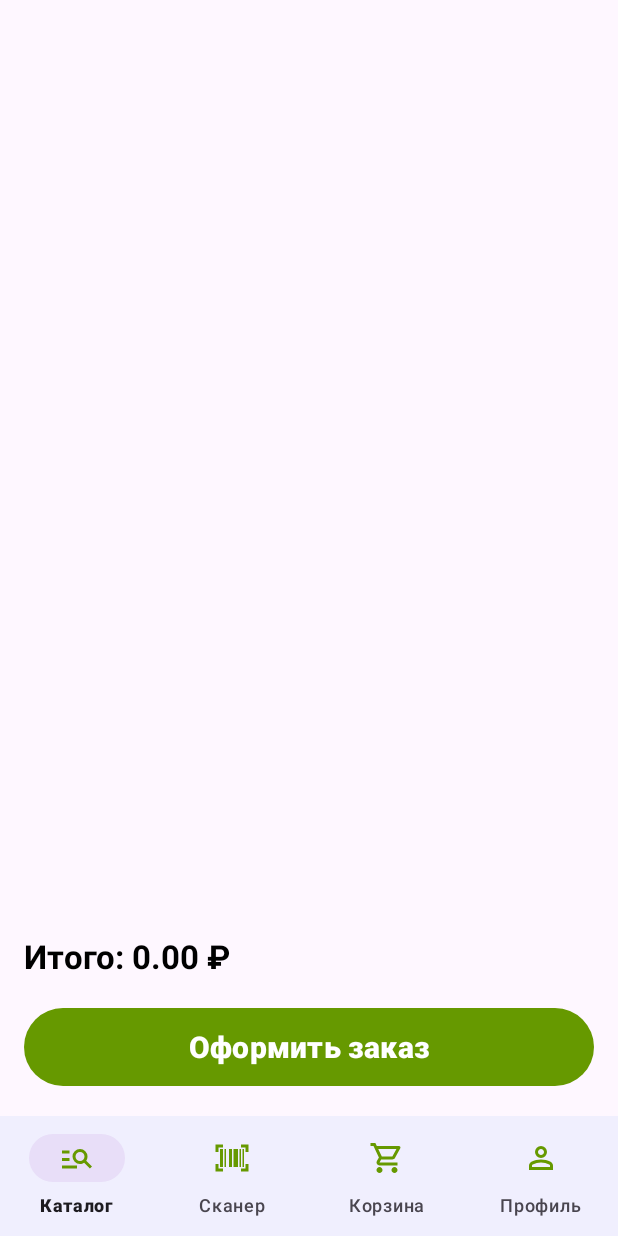
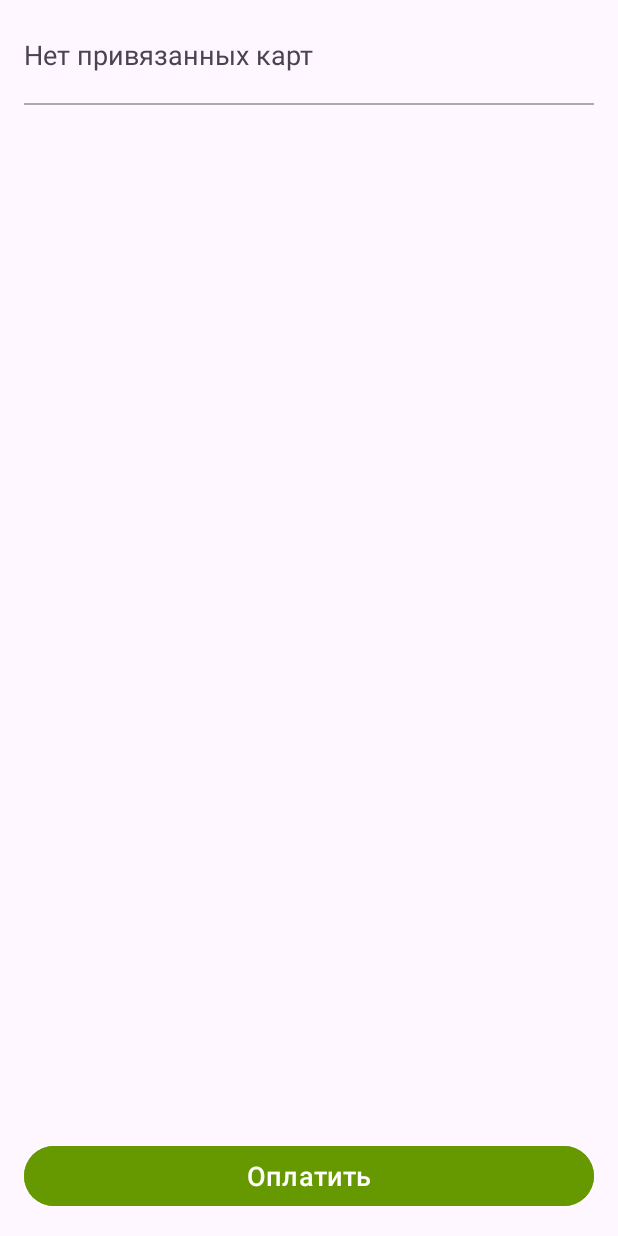
Before and after one commit to Ally-al/AutoKiosk, an Android app: the CartFragment screen opened through its navigation route, after a tap on "Оформить заказ", on a phone screen of 412 x 824 dp. Run offline under Robolectric (Android 15) with nearby library versions, the phone set to English and light mode, and no system bars; our stand-ins replace Dagger/Hilt's generated code, Firebase (no records; nobody signed in at launch, a user with empty details on screens opened directly), Room's generated code, navigation-ui.

Commit message:
Implemented payment simulation

```diff
--- a/app/src/main/java/com/example/autokiosk/presentation/barcode/view/BarcodeScannerFragment.kt
+++ b/app/src/main/java/com/example/autokiosk/presentation/barcode/view/BarcodeScannerFragment.kt
@@ -16,6 +16,7 @@ import androidx.camera.core.Preview
 import androidx.camera.lifecycle.ProcessCameraProvider
 import androidx.core.content.ContextCompat
 import androidx.fragment.app.Fragment
+import androidx.fragment.app.activityViewModels
 import androidx.fragment.app.viewModels
 import androidx.lifecycle.lifecycleScope
 import com.example.autokiosk.R
@@ -37,7 +38,7 @@ import java.util.concurrent.Executors
 class BarcodeScannerFragment : Fragment(R.layout.fragment_barcode_scanner) {
 
     private val viewModel: BarcodeScannerViewModel by viewModels()
-    private val cartViewModel: CartViewModel by viewModels()
+    private val cartViewModel: CartViewModel by activityViewModels()
     private lateinit var binding: FragmentBarcodeScannerBinding
     private lateinit var cameraExecutor: ExecutorService
     private var isScanning = false
--- a/app/src/main/java/com/example/autokiosk/presentation/card/view/CardBindingFragment.kt
+++ b/app/src/main/java/com/example/autokiosk/presentation/card/view/CardBindingFragment.kt
@@ -12,7 +12,7 @@ import com.example.autokiosk.presentation.card.viewmodel.CardViewModel
 import dagger.hilt.android.AndroidEntryPoint
 
 @AndroidEntryPoint
-class CardBindingFragment : Fragment(R.layout.fragment_card_binding) {
+    class CardBindingFragment : Fragment(R.layout.fragment_card_binding) {
 
     private lateinit var binding: FragmentCardBindingBinding
     private val viewModel: CardViewModel by activityViewModels()
--- a/app/src/main/java/com/example/autokiosk/presentation/card/view/CardListFragment.kt
+++ b/app/src/main/java/com/example/autokiosk/presentation/card/view/CardListFragment.kt
@@ -3,8 +3,8 @@ package com.example.autokiosk.presentation.card.view
 import android.os.Bundle
 import android.view.View
 import androidx.fragment.app.Fragment
-import androidx.fragment.app.viewModels
 import androidx.appcompat.app.AlertDialog
+import androidx.fragment.app.activityViewModels
 import androidx.lifecycle.lifecycleScope
 import androidx.recyclerview.widget.LinearLayoutManager
 import androidx.navigation.fragment.findNavController
@@ -19,7 +19,7 @@ import kotlinx.coroutines.launch
 class CardListFragment : Fragment(R.layout.fragment_card_list) {
 
     private lateinit var binding: FragmentCardListBinding
-    private val viewModel: CardViewModel by viewModels()
+    private val viewModel: CardViewModel by activityViewModels()
 
     override fun onViewCreated(view: View, savedInstanceState: Bundle?) {
         super.onViewCreated(view, savedInstanceState)
--- a/app/src/main/java/com/example/autokiosk/presentation/cart/view/CartFragment.kt
+++ b/app/src/main/java/com/example/autokiosk/presentation/cart/view/CartFragment.kt
@@ -3,7 +3,7 @@ package com.example.autokiosk.presentation.cart.view
 import android.os.Bundle
 import android.view.View
 import androidx.fragment.app.Fragment
-import androidx.fragment.app.viewModels
+import androidx.fragment.app.activityViewModels
 import androidx.lifecycle.lifecycleScope
 import androidx.navigation.fragment.findNavController
 import androidx.recyclerview.widget.LinearLayoutManager
@@ -18,7 +18,7 @@ import kotlinx.coroutines.flow.onEach
 class CartFragment : Fragment(R.layout.fragment_cart) {
 
     private lateinit var cartAdapter: CartAdapter
-    private val cartViewModel: CartViewModel by viewModels()
+    private val cartViewModel: CartViewModel by activityViewModels()
 
     private lateinit var binding: FragmentCartBinding
 
@@ -50,8 +50,6 @@ class CartFragment : Fragment(R.layout.fragment_cart) {
         }.launchIn(viewLifecycleOwner.lifecycleScope)
 
         binding.btnOrder.setOnClickListener {
-            // cartViewModel.clearCart()
-            // TODO: обработка нажатия на "оформить заказ"
             findNavController().navigate(R.id.action_cart_to_payment)
         }
     }
--- a/app/src/main/java/com/example/autokiosk/presentation/cart/viewmodel/CartViewModel.kt
+++ b/app/src/main/java/com/example/autokiosk/presentation/cart/viewmodel/CartViewModel.kt
@@ -44,7 +44,7 @@ class CartViewModel @Inject constructor(
         }
     }
 
-    fun clearCart() { // не используется
+    fun clearCart() {
         viewModelScope.launch {
             cartUseCases.clearCart.execute()
         }
--- a/app/src/main/java/com/example/autokiosk/presentation/catalog/view/CatalogFragment.kt
+++ b/app/src/main/java/com/example/autokiosk/presentation/catalog/view/CatalogFragment.kt
@@ -10,6 +10,7 @@ import android.widget.EditText
 import android.widget.ListView
 import androidx.core.content.ContextCompat
 import androidx.fragment.app.Fragment
+import androidx.fragment.app.activityViewModels
 import androidx.fragment.app.viewModels
 import androidx.lifecycle.lifecycleScope
 import androidx.navigation.fragment.findNavController
@@ -24,7 +25,7 @@ import kotlinx.coroutines.launch
 class CatalogFragment : Fragment(R.layout.fragment_catalog) {
 
     private val viewModel: CatalogViewModel by viewModels()
-    private val cartViewModel: CartViewModel by viewModels()
+    private val cartViewModel: CartViewModel by activityViewModels()
     private lateinit var binding: FragmentCatalogBinding
 
     override fun onViewCreated(view: View, savedInstanceState: Bundle?) {
--- /dev/null
+++ b/app/src/main/java/com/example/autokiosk/presentation/payment/view/PaymentFragment.kt
@@ -0,0 +1,106 @@
+package com.example.autokiosk.presentation.payment.view
+
+import android.app.AlertDialog
+import android.os.Bundle
+import android.view.View
+import android.widget.Toast
+import androidx.fragment.app.Fragment
+import androidx.fragment.app.activityViewModels
+import androidx.fragment.app.viewModels
+import androidx.lifecycle.lifecycleScope
+import androidx.navigation.fragment.findNavController
+import com.example.autokiosk.R
+import com.example.autokiosk.databinding.FragmentPaymentBinding
+import com.example.autokiosk.domain.models.Card
+import com.example.autokiosk.presentation.card.viewmodel.CardViewModel
+import com.example.autokiosk.presentation.cart.viewmodel.CartViewModel
+import com.example.autokiosk.presentation.payment.viewmodel.PaymentViewModel
+import dagger.hilt.android.AndroidEntryPoint
+import kotlinx.coroutines.launch
+
+@AndroidEntryPoint
+class PaymentFragment : Fragment(R.layout.fragment_payment) {
+
+    private lateinit var binding: FragmentPaymentBinding
+    private val paymentViewModel: PaymentViewModel by viewModels()
+    private val cardViewModel: CardViewModel by activityViewModels()
+    private val cartViewModel: CartViewModel by activityViewModels()
+
+    override fun onViewCreated(view: View, savedInstanceState: Bundle?) {
+        super.onViewCreated(view, savedInstanceState)
+        binding = FragmentPaymentBinding.bind(view)
+
+        viewLifecycleOwner.lifecycleScope.launch {
+            cardViewModel.cards.collect { cards ->
+                if (cards.isNotEmpty()) {
+                    if (paymentViewModel.selectedCard.value == null) {
+                        paymentViewModel.selectCard(cards.last())
+                    }
+                    binding.btnSelectCard.visibility = View.VISIBLE
+                } else {
+                    binding.selectedCard.text = "Нет привязанных карт"
+                    binding.btnSelectCard.visibility = View.GONE
+                }
+            }
+        }
+
+        viewLifecycleOwner.lifecycleScope.launch {
+            paymentViewModel.selectedCard.collect { selectedCard ->
+                selectedCard?.let {
+                    binding.selectedCard.text = "Выбрана карта: **** ${it.lastFourDigits}"
+                }
+            }
+        }
+
+        viewLifecycleOwner.lifecycleScope.launch {
+            paymentViewModel.paymentStatus.collect { status ->
+                binding.paymentStatus.text = status
+                binding.paymentStatus.visibility = if (status.isNotEmpty()) View.VISIBLE else View.GONE
+
+                binding.btnRetry.visibility = if (status == "Ошибка оплаты") View.VISIBLE else View.GONE
+                binding.btnPay.visibility = if (status != "Ошибка оплаты" && status != "Оплата прошла успешно!") View.VISIBLE else View.GONE
+                binding.btnReturnToCatalog.visibility = if (status == "Оплата прошла успешно!") View.VISIBLE else View.GONE
+
+                if (status == "Оплата прошла успешно!") {
+                    cartViewModel.clearCart()
+                }
+            }
+        }
+
+        binding.btnReturnToCatalog.setOnClickListener {
+            findNavController().navigate(R.id.action_payment_to_catalog)
+        }
+
+        binding.btnSelectCard.setOnClickListener {
+            cardViewModel.cards.value.let { cards ->
+                if (cards.isNotEmpty()) {
+                    showCardSelectionDialog(cards)
+                }
+            }
+        }
+
+        binding.btnPay.setOnClickListener {
+            if (paymentViewModel.selectedCard.value == null) {
+                Toast.makeText(requireContext(), "Сначала выберите карту!", Toast.LENGTH_SHORT).show()
+                return@setOnClickListener
+            }
+            paymentViewModel.processPayment()
+        }
+
+        binding.btnRetry.setOnClickListener {
+            paymentViewModel.processPayment()
+        }
+    }
+
+    private fun showCardSelectionDialog(cards: List<Card>) {
+        val cardNumbers = cards.map { "**** ${it.lastFourDigits}" }.toTypedArray()
+
+        AlertDialog.Builder(requireContext())
+            .setTitle("Выберите карту")
+            .setItems(cardNumbers) { _, which ->
+                paymentViewModel.selectCard(cards[which])
+            }
+            .setNegativeButton("Отмена", null)
+            .show()
+    }
+}
--- /dev/null
+++ b/app/src/main/java/com/example/autokiosk/presentation/payment/viewmodel/PaymentViewModel.kt
@@ -0,0 +1,36 @@
+package com.example.autokiosk.presentation.payment.viewmodel
+
+import androidx.lifecycle.ViewModel
+import androidx.lifecycle.viewModelScope
+import com.example.autokiosk.domain.models.Card
+import dagger.hilt.android.lifecycle.HiltViewModel
+import kotlinx.coroutines.delay
+import kotlinx.coroutines.flow.MutableStateFlow
+import kotlinx.coroutines.flow.StateFlow
+import kotlinx.coroutines.flow.asStateFlow
+import kotlinx.coroutines.launch
+import javax.inject.Inject
+
+@HiltViewModel
+class PaymentViewModel @Inject constructor() : ViewModel() {
+
+    private val _selectedCard = MutableStateFlow<Card?>(null)
+    val selectedCard: StateFlow<Card?> = _selectedCard.asStateFlow()
+
+    private val _paymentStatus = MutableStateFlow<String>("")
+    val paymentStatus: StateFlow<String> = _paymentStatus.asStateFlow()
+
+    fun selectCard(card: Card) {
+        _selectedCard.value = card
+    }
+
+    fun processPayment() {
+        _paymentStatus.value = "Оплата в процессе..."
+
+        viewModelScope.launch {
+            delay(3000) // Имитация запроса
+            val success = (0..1).random() == 1
+            _paymentStatus.value = if (success) "Оплата прошла успешно!" else "Ошибка оплаты"
+        }
+    }
+}
--- a/app/src/main/java/com/example/autokiosk/presentation/product/view/ProductFragment.kt
+++ b/app/src/main/java/com/example/autokiosk/presentation/product/view/ProductFragment.kt
@@ -4,6 +4,7 @@ import android.os.Bundle
 import android.view.View
 import androidx.constraintlayout.widget.ConstraintLayout
 import androidx.fragment.app.Fragment
+import androidx.fragment.app.activityViewModels
 import androidx.fragment.app.viewModels
 import androidx.lifecycle.Lifecycle
 import androidx.lifecycle.lifecycleScope
@@ -20,7 +21,7 @@ import kotlinx.coroutines.launch
 @AndroidEntryPoint
 class ProductFragment : Fragment(R.layout.fragment_product_details) {
     private val viewModel: ProductViewModel by viewModels()
-    private val cartViewModel: CartViewModel by viewModels()
+    private val cartViewModel: CartViewModel by activityViewModels()
     private lateinit var binding: FragmentProductDetailsBinding
 
     private val args: ProductFragmentArgs by navArgs()
--- a/app/src/main/res/layout/fragment_payment.xml
+++ b/app/src/main/res/layout/fragment_payment.xml
@@ -6,7 +6,6 @@
     android:layout_height="match_parent"
     android:padding="16dp">
 
-    <!-- Текст выбранной карты -->
     <TextView
         android:id="@+id/selectedCard"
         android:layout_width="0dp"
@@ -14,46 +13,34 @@
         android:text="Выбрана карта: **** 1234"
         android:textSize="18sp"
         android:paddingEnd="8dp"
+        android:layout_marginTop="8dp"
         app:layout_constraintStart_toStartOf="parent"
         app:layout_constraintEnd_toStartOf="@id/btnSelectCard"
-        app:layout_constraintTop_toTopOf="@id/btnSelectCard"
-        app:layout_constraintBottom_toBottomOf="@id/btnSelectCard" />
+        app:layout_constraintTop_toTopOf="parent" />
 
-    <!-- Кнопка "Изменить" -->
     <Button
         android:id="@+id/btnSelectCard"
         android:layout_width="wrap_content"
         android:layout_height="wrap_content"
-        android:text="Изменить"
+        android:text="@string/change"
         android:textSize="14sp"
         android:backgroundTint="@color/dark_gray"
         android:paddingHorizontal="12dp"
         android:minHeight="40dp"
-        app:layout_constraintTop_toTopOf="parent"
+        app:layout_constraintTop_toTopOf="@id/selectedCard"
+        app:layout_constraintBottom_toBottomOf="@id/selectedCard"
         app:layout_constraintEnd_toEndOf="parent" />
 
-    <!-- Разделитель (немного ниже) -->
     <View
         android:layout_width="0dp"
         android:layout_height="1dp"
         android:background="@android:color/darker_gray"
-        app:layout_constraintTop_toBottomOf="@id/btnSelectCard"
-        app:layout_constraintStart_toStartOf="parent"
-        app:layout_constraintEnd_toEndOf="parent"
-        android:layout_marginTop="16dp" />
-
-    <!-- Индикатор загрузки -->
-    <ProgressBar
-        android:id="@+id/progressBar"
-        android:layout_width="wrap_content"
-        android:layout_height="wrap_content"
-        android:visibility="gone"
         app:layout_constraintTop_toBottomOf="@id/selectedCard"
         app:layout_constraintStart_toStartOf="parent"
         app:layout_constraintEnd_toEndOf="parent"
-        android:layout_marginTop="24dp" />
+        android:layout_marginTop="20dp" />
 
-    <!-- Статус оплаты -->
+
     <TextView
         android:id="@+id/paymentStatus"
         android:layout_width="match_parent"
@@ -62,17 +49,16 @@
         android:textStyle="bold"
         android:gravity="center"
         android:visibility="gone"
-        app:layout_constraintTop_toBottomOf="@id/progressBar"
+        app:layout_constraintTop_toBottomOf="@id/selectedCard"
         app:layout_constraintStart_toStartOf="parent"
         app:layout_constraintEnd_toEndOf="parent"
-        android:layout_marginTop="16dp" />
+        android:layout_marginTop="35dp" />
 
-    <!-- Кнопка "Попробовать снова" (скрыта по умолчанию) -->
     <Button
         android:id="@+id/btnRetry"
         android:layout_width="match_parent"
         android:layout_height="wrap_content"
-        android:text="Попробовать снова"
+        android:text="@string/try_again"
         android:textSize="16sp"
         android:visibility="gone"
         android:backgroundTint="@color/color_primary"
@@ -82,18 +68,31 @@
         app:layout_constraintEnd_toEndOf="parent"
         android:layout_marginTop="16dp" />
 
-
-    <!-- Кнопка оплаты -->
     <Button
         android:id="@+id/btnPay"
         android:layout_width="0dp"
         android:layout_height="wrap_content"
         android:textSize="18sp"
-        android:text="Оплатить"
+        android:text="@string/pay"
         android:backgroundTint="@color/color_primary"
         android:textColor="@android:color/white"
         android:layout_marginTop="24dp"
         app:layout_constraintBottom_toBottomOf="parent"
         app:layout_constraintStart_toStartOf="parent"
         app:layout_constraintEnd_toEndOf="parent" />
+
+    <Button
+        android:id="@+id/btnReturnToCatalog"
+        android:layout_width="0dp"
+        android:layout_height="wrap_content"
+        android:text="@string/return_to_catalog"
+        android:textSize="18sp"
+        android:backgroundTint="@color/color_primary"
+        android:textColor="@android:color/white"
+        android:visibility="gone"
+        android:layout_marginTop="16dp"
+        app:layout_constraintBottom_toBottomOf="parent"
+        app:layout_constraintStart_toStartOf="parent"
+        app:layout_constraintEnd_toEndOf="parent" />
+
 </androidx.constraintlayout.widget.ConstraintLayout>
--- a/app/src/main/res/navigation/home_nav_graph.xml
+++ b/app/src/main/res/navigation/home_nav_graph.xml
@@ -51,8 +51,11 @@
         android:id="@+id/fragment_payment"
         android:name="com.example.autokiosk.presentation.payment.view.PaymentFragment"
         android:label="Payment"
-        tools:layout="@layout/fragment_payment"
-        />
+        tools:layout="@layout/fragment_payment" >
+        <action
+            android:id="@+id/action_payment_to_catalog"
+            app:destination="@id/fragment_catalog" />
+    </fragment>
 
     <fragment
         android:id="@+id/fragment_profile"
--- a/app/src/main/res/values/strings.xml
+++ b/app/src/main/res/values/strings.xml
@@ -38,4 +38,7 @@
     <string name="delete_card">Удалить карту</string>
     <string name="pay">Оплатить</string>
     <string name="add_card">Добавить карту</string>
+    <string name="change">Изменить</string>
+    <string name="try_again">Попробовать снова</string>
+    <string name="return_to_catalog">Вернуться в каталог</string>
 </resources>
```
Also changed, not shown: app/src/main/java/com/example/autokiosk/presentation/card/view/CardAdapter.kt (+7 -7 lines).
